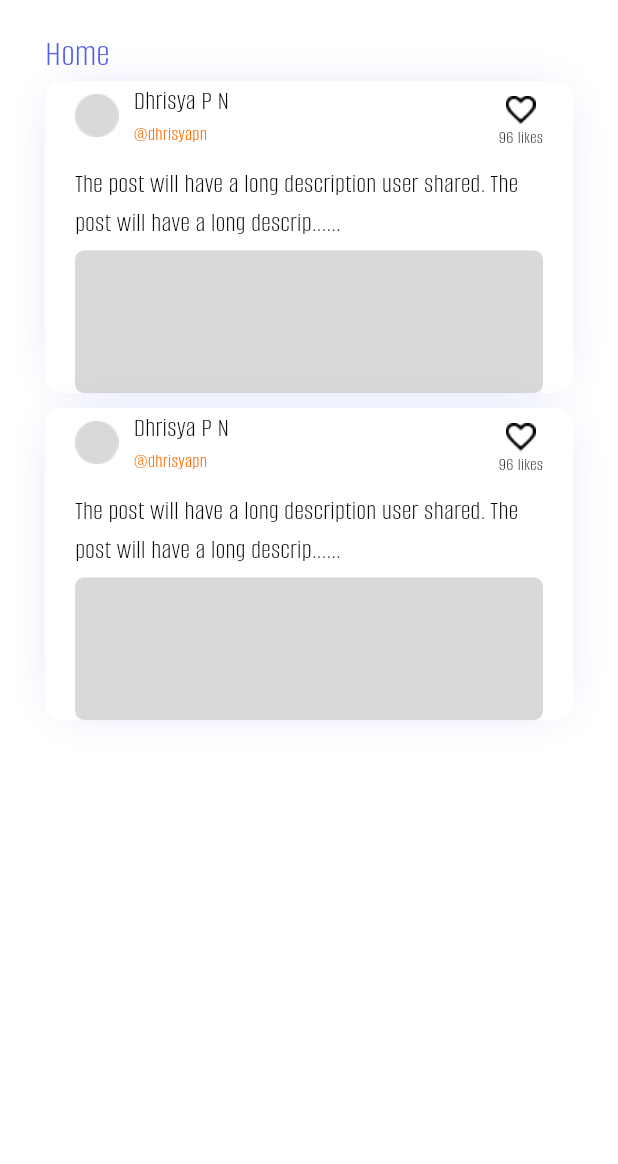
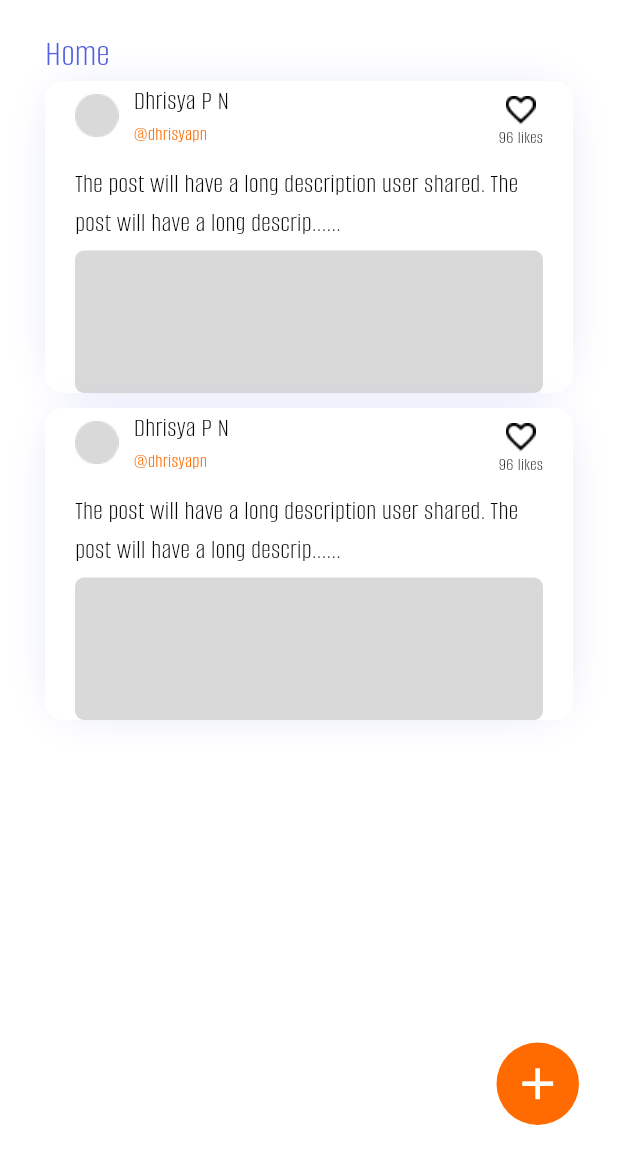
Before and after one commit to dhrisyapn/blug, a Flutter app: the HomePage screen opened directly, on a phone screen of 412 x 824 dp, the part 72-1236 px from its top. Run offline on Flutter 3.47's test engine with Material 3 defaults, Android fonts, the phone set to English and light mode, and no system bars; our stand-ins replace cloud_firestore, firebase_auth, firebase_core; accounts and stored records are empty.

Commit message:
floating action button added to the home page

```diff
--- a/lib/home.dart
+++ b/lib/home.dart
@@ -1,3 +1,4 @@
+import 'package:blug/post.dart';
 import 'package:flutter/material.dart';
 
 class HomePage extends StatefulWidget {
@@ -137,6 +138,27 @@ class _HomePageState extends State<HomePage> {
             Colors.transparent, // Set background color to transparent
         elevation: 0, // Optionally remove the shadow
       ),
+      floatingActionButton: Padding(
+        padding: EdgeInsets.only(bottom: 10, right: 10),
+        child: GestureDetector(
+            onTap: () {
+              Navigator.pushReplacement(
+                  context, MaterialPageRoute(builder: (context) => PostPage()));
+            },
+            child: Container(
+              width: 55,
+              height: 55,
+              decoration: const ShapeDecoration(
+                color: Color(0xFFFF6B00),
+                shape: OvalBorder(),
+              ),
+              child: Icon(
+                Icons.add,
+                color: Colors.white,
+                size: 35,
+              ),
+            )),
+      ),
       body: Column(
         crossAxisAlignment: CrossAxisAlignment.start,
         children: [
--- a/lib/post.dart
+++ b/lib/post.dart
@@ -15,7 +15,7 @@ class _PostPageState extends State<PostPage> {
         title: Center(
           child: Image.asset(
             'assets/Group 3.png',
-            height: 90,
+            height: 40,
           ),
         ),
         backgroundColor:
```
